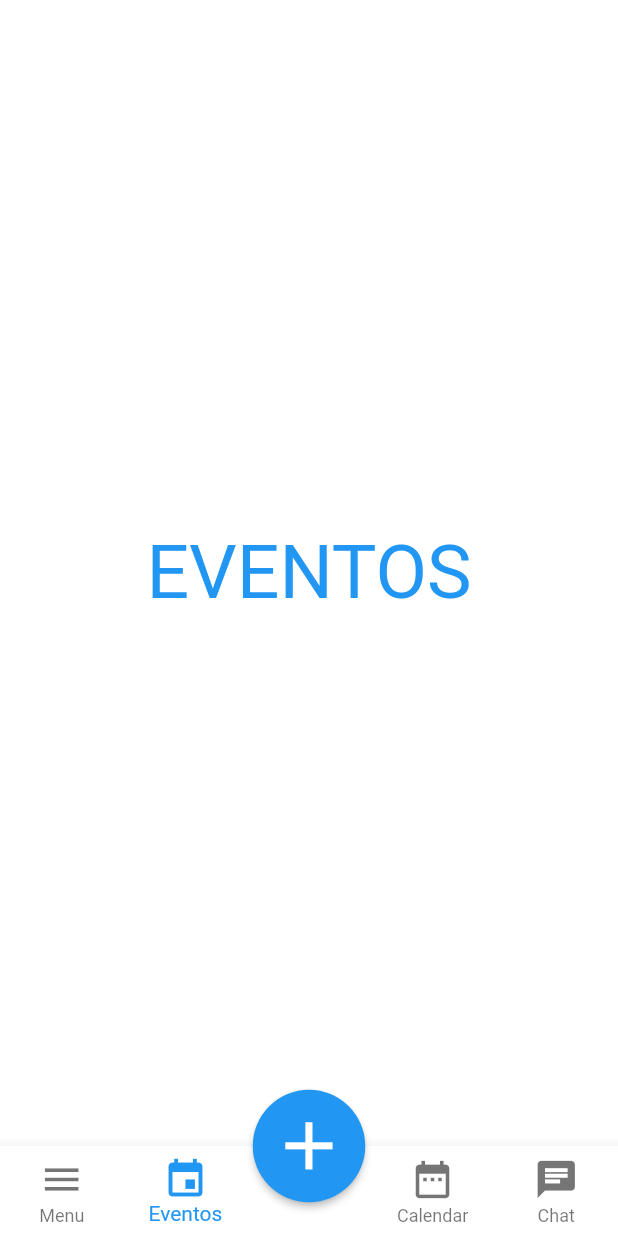
After one commit to AlexandreFNDZ/Mobile_AMGE, a Flutter app: the TelaPrincipal screen opened directly, item 2 of the bottom bar chosen, after a tap on the "add" icon, on a phone screen of 412 x 824 dp. The commit adds this screen. Run offline on Flutter 3.47's test engine with Material 2 defaults, Android fonts, the phone set to English and light mode, and no system bars.

Commit message:
Adicionado NavigationBottomBar na Tela Principal

```diff
--- /dev/null
+++ b/lib/pages/calendar.dart
@@ -0,0 +1,23 @@
+import 'package:flutter/material.dart';
+
+class Calendar extends StatefulWidget {
+  @override
+  _CalendarState createState() => _CalendarState();
+}
+
+class _CalendarState extends State<Calendar> {
+  @override
+  Widget build(BuildContext context) {
+    return Container(
+      width: double.infinity,
+      height: double.infinity,
+      color: Colors.white,
+      child: Center(
+        child: Text(
+          "CALENDAR",
+          style: TextStyle(color: Colors.blue, fontSize: 50),
+        ),
+      ),
+    );
+  }
+}
--- /dev/null
+++ b/lib/pages/eventos.dart
@@ -0,0 +1,23 @@
+import 'package:flutter/material.dart';
+
+class Eventos extends StatefulWidget {
+  @override
+  _EventosState createState() => _EventosState();
+}
+
+class _EventosState extends State<Eventos> {
+  @override
+  Widget build(BuildContext context) {
+    return Container(
+      width: double.infinity,
+      height: double.infinity,
+      color: Colors.white,
+      child: Center(
+        child: Text(
+          "EVENTOS",
+          style: TextStyle(color: Colors.blue, fontSize: 50),
+        ),
+      ),
+    );
+  }
+}
--- /dev/null
+++ b/lib/pages/menu.dart
@@ -0,0 +1,23 @@
+import 'package:flutter/material.dart';
+
+class Menu extends StatefulWidget {
+  @override
+  _MenuState createState() => _MenuState();
+}
+
+class _MenuState extends State<Menu> {
+  @override
+  Widget build(BuildContext context) {
+    return Container(
+      width: double.infinity,
+      height: double.infinity,
+      color: Colors.white,
+      child: Center(
+        child: Text(
+          "MENU",
+          style: TextStyle(color: Colors.blue, fontSize: 50),
+        ),
+      ),
+    );
+  }
+}
--- a/lib/pages/telaPrincipal.dart
+++ b/lib/pages/telaPrincipal.dart
@@ -1,81 +1,87 @@
 import 'package:amge/external_lib/utilsScreen.dart';
+import 'package:amge/pages/calendar.dart';
+import 'package:amge/pages/chat.dart';
+import 'package:amge/pages/eventos.dart';
+import 'package:amge/pages/menu.dart';
 import 'package:flutter/material.dart';
 
+
 UtilsScreen screen = UtilsScreen.getInstance();
-int _selectedIndex;
+int _selectedIndex = 0;
 
-class TelaPrincipal extends StatelessWidget {
+class TelaPrincipal extends StatefulWidget {
   TelaPrincipal();
 
   @override
+  _TelaPrincipalState createState() => _TelaPrincipalState();
+}
+
+class _TelaPrincipalState extends State<TelaPrincipal> {
+  @override
   Widget build(BuildContext context) {
+    List<Widget> telas = [
+      Menu(),
+      Eventos(),
+      Text("tela 3"),
+      Calendar(),
+      Chat(),
+    ];
+
     return Scaffold(
+      floatingActionButtonLocation: FloatingActionButtonLocation.centerDocked,
+      floatingActionButton: Container(
+        width: 75,
+        height: 75,
+        child: FittedBox(
+          child: FloatingActionButton(
+            onPressed: () {},
+            tooltip: 'Novo Evento',
+            child: Icon(Icons.add, size: 40),
+            elevation: 2.0,
+          ),
+        ),
+      ),
       resizeToAvoidBottomPadding: true,
-      body: _TelaPrincipal(),
+      body: telas[_selectedIndex],
       bottomNavigationBar: BottomNavigationBar(
-        type: BottomNavigationBarType.shifting,
-        items: const <BottomNavigationBarItem>[
+        backgroundColor: Colors.white,
+        type: BottomNavigationBarType.fixed,
+        items: [
           BottomNavigationBarItem(
             backgroundColor: Colors.green,
-            icon: Center(
-              child: Icon(Icons.home),
-            ),
+            title: Text("Menu"),
+            icon: Icon(Icons.menu, size: 30,),
           ),
           BottomNavigationBarItem(
             backgroundColor: Colors.greenAccent,
-            icon: Center(
-              child: Icon(Icons.home),
-            ),
+            title: Text("Eventos"),
+            icon: Icon(Icons.event, size: 30,),
           ),
           BottomNavigationBarItem(
             backgroundColor: Colors.purple,
-            icon: Center(
-              child: Icon(Icons.home),
-            ),
+            title: Text(""),
+            icon: Icon(Icons.add, size: 0),
           ),
           BottomNavigationBarItem(
             backgroundColor: Colors.blueAccent,
-            icon: Center(
-              child: Icon(Icons.home),
-            ),
+            title: Text("Calendar"),
+            icon: Icon(Icons.date_range, size: 30,),
           ),
           BottomNavigationBarItem(
             backgroundColor: Colors.blue,
-            icon: Center(
-              child: Icon(Icons.home),
-            ),
+            title: Text("Chat"),
+            icon: Icon(Icons.chat, size: 30,),
           ),
         ],
         currentIndex: _selectedIndex,
-        selectedItemColor: Colors.amber[800],
-        onTap:(index){},
+        unselectedItemColor: Colors.black54,
+        selectedItemColor: Colors.blue,
+        onTap: (index) {
+          setState(() {
+            _selectedIndex = index;
+          });
+        },
       ),
     );
   }
 }
-
-class _TelaPrincipal extends StatefulWidget {
-  _TelaPrincipal({
-    Key key,
-  }) : super(key: key);
-
-  @override
-  __TelaPrincipal createState() => __TelaPrincipal();
-}
-
-class __TelaPrincipal extends State<_TelaPrincipal> {
-  @override
-  Widget build(BuildContext context) {
-    return Container(
-      color: Colors.pink,
-      child: Center(
-        child: SingleChildScrollView(
-          scrollDirection: Axis.vertical,
-          child: Container(
-            child: Text("PAGINA PRINCIPAL"),
-          ),
-        ),
-      ),
-    );
-  }
-}
```
Also changed, not shown: lib/main.dart (+6 -2 lines), lib/pages/chat.dart (added, +23 -0 lines), lib/widgets/redefinirWidget.dart (+9 -3 lines).
